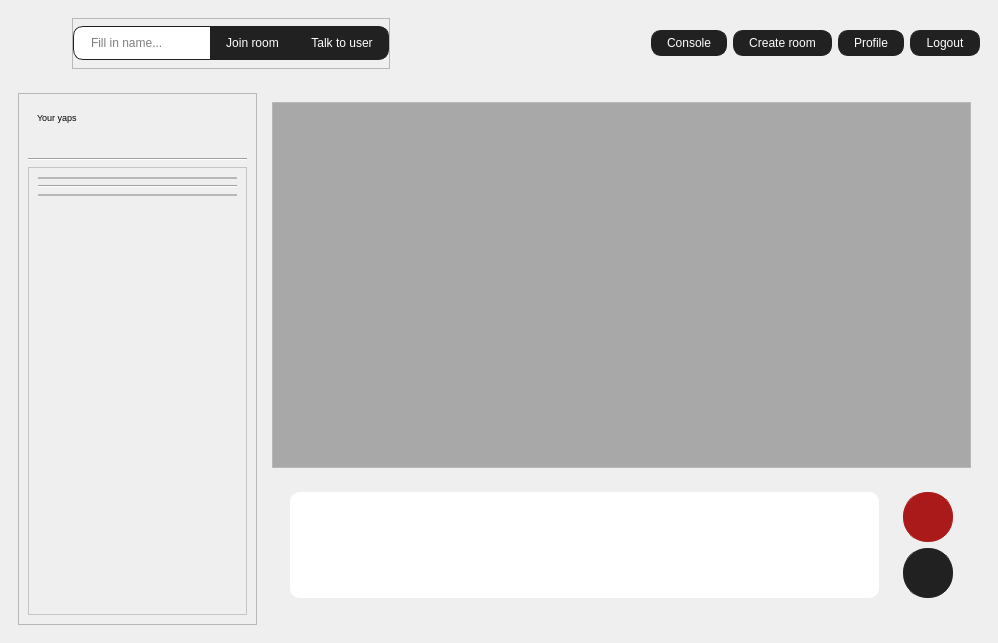
Above: PWChat/client/ui/mainwindow.ui from sarek167/PWChat before the change. Below: the same form after it.
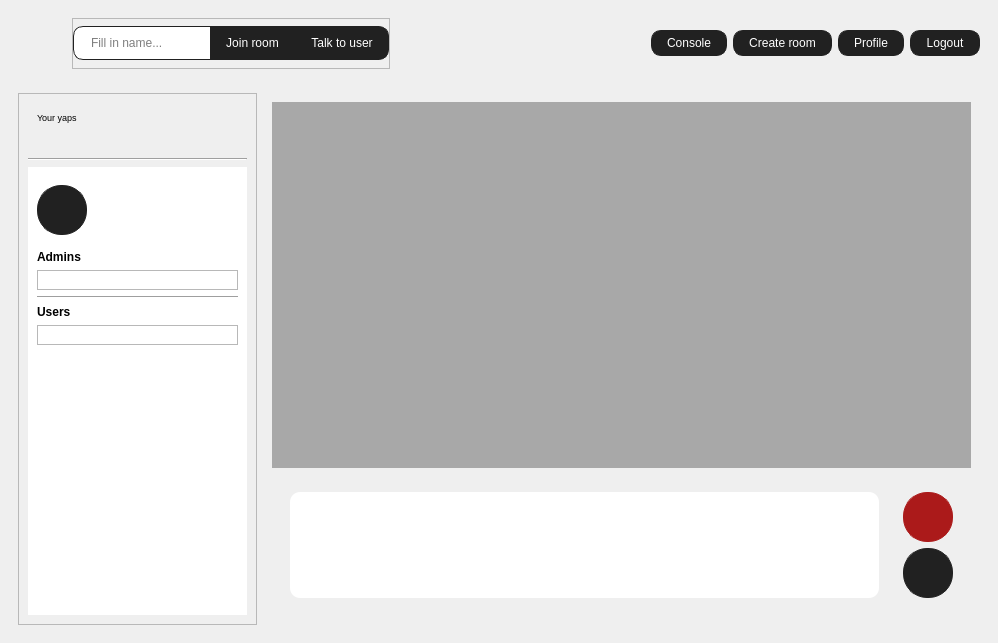
That is the form after the change. Icons and pictures are not drawn.

Commit message: ➕ added: user and admin displaying with server, db and gui integration

Diff of the .ui file:
```diff
--- a/PWChat/client/ui/mainwindow.ui
+++ b/PWChat/client/ui/mainwindow.ui
@@ -94,7 +94,20 @@
 
 }
 
-QPushButton.RoomCard {
+QPushButton#btnExit {
+	qproperty-icon: url(&quot;:/close-icon-white.svg&quot;);
+	icon-size: 24px;
+	height: 48px;
+	width: 48px;
+	padding: 0;
+	border-radius: 24px
+}
+
+QPushButton#btnExit:hover {
+	qproperty-icon: url(&quot;:/close-icon-black.svg&quot;);
+}
+
+QPushButton.RoomCard, QPushButton.UserCard {
 	min-height: 32px;
     background-color: white;
     color: black;
@@ -113,7 +126,7 @@
     color: white;
 }
 
-QPushButton.RoomCard[active=&quot;false&quot;] QLabel {
+QPushButton.RoomCard[active=&quot;false&quot;] QLabel, QPushButton.UserCard[active=&quot;false&quot;] QLabel {
     color: black;
 }</string>
   </property>
@@ -325,7 +338,32 @@
            </widget>
           </item>
           <item>
+           <widget class="QStackedWidget" name="stackedSideWidget">
+            <property name="currentIndex">
+             <number>1</number>
+            </property>
+            <widget class="QWidget" name="chatsList">
+             <layout class="QVBoxLayout" name="verticalLayout_7">
+              <property name="leftMargin">
+               <number>2</number>
+              </property>
+              <property name="topMargin">
+               <number>0</number>
+              </property>
+              <property name="rightMargin">
+               <number>0</number>
+              </property>
+              <property name="bottomMargin">
+               <number>0</number>
+              </property>
+              <item>
            <widget class="QScrollArea" name="sideScroll">
+                <property name="frameShape">
+                 <enum>QFrame::Shape::NoFrame</enum>
+                </property>
+                <property name="lineWidth">
+                 <number>0</number>
+                </property>
             <property name="widgetResizable">
              <bool>true</bool>
             </property>
@@ -337,11 +375,28 @@
               <rect>
                <x>0</x>
                <y>0</y>
-               <width>215</width>
-               <height>418</height>
-              </rect>
-             </property>
+                   <width>98</width>
+                   <height>30</height>
+                  </rect>
+                 </property>
+                 <property name="styleSheet">
+                  <string notr="true">QWidget#scrollAreaWidgetContents {
+	background-color: white;
+}</string>
+                 </property>
              <layout class="QVBoxLayout" name="verticalLayout_4">
+                  <property name="leftMargin">
+                   <number>0</number>
+                  </property>
+                  <property name="topMargin">
+                   <number>0</number>
+                  </property>
+                  <property name="rightMargin">
+                   <number>0</number>
+                  </property>
+                  <property name="bottomMargin">
+                   <number>0</number>
+                  </property>
               <item>
                <widget class="QFrame" name="peopleWidget">
                 <property name="frameShape">
@@ -416,12 +471,175 @@
           </item>
          </layout>
         </widget>
+            <widget class="QWidget" name="chatInfo">
+             <layout class="QVBoxLayout" name="verticalLayout_8">
+              <property name="leftMargin">
+               <number>0</number>
+              </property>
+              <property name="topMargin">
+               <number>0</number>
+              </property>
+              <property name="rightMargin">
+               <number>0</number>
+              </property>
+              <property name="bottomMargin">
+               <number>0</number>
+              </property>
+              <item>
+               <widget class="QScrollArea" name="chatInfoScroll">
+                <property name="frameShape">
+                 <enum>QFrame::Shape::NoFrame</enum>
+                </property>
+                <property name="frameShadow">
+                 <enum>QFrame::Shadow::Plain</enum>
+                </property>
+                <property name="lineWidth">
+                 <number>0</number>
+                </property>
+                <property name="widgetResizable">
+                 <bool>true</bool>
+                </property>
+                <widget class="QWidget" name="chatInfoScrollWidget">
+                 <property name="geometry">
+                  <rect>
+                   <x>0</x>
+                   <y>0</y>
+                   <width>215</width>
+                   <height>418</height>
+                  </rect>
+                 </property>
+                 <property name="styleSheet">
+                  <string notr="true">QWidget#chatInfoScrollWidget {
+	background-color: white;
+}</string>
+                 </property>
+                 <layout class="QVBoxLayout" name="verticalLayout_9">
+                  <item>
+                   <widget class="QWidget" name="btnExitButton" native="true">
+                    <property name="layoutDirection">
+                     <enum>Qt::LayoutDirection::LeftToRight</enum>
+                    </property>
+                    <layout class="QVBoxLayout" name="verticalLayout_12">
+                     <property name="leftMargin">
+                      <number>0</number>
+                     </property>
+                     <property name="rightMargin">
+                      <number>0</number>
+                     </property>
+                     <item>
+                      <widget class="QPushButton" name="btnExit">
+                       <property name="sizePolicy">
+                        <sizepolicy hsizetype="Fixed" vsizetype="Fixed">
+                         <horstretch>0</horstretch>
+                         <verstretch>0</verstretch>
+                        </sizepolicy>
+                       </property>
+                       <property name="styleSheet">
+                        <string notr="true">QPushButton {
+	color: white;
+}</string>
+                       </property>
+                       <property name="text">
+                        <string/>
+                       </property>
+                      </widget>
+                     </item>
+                    </layout>
+                   </widget>
+                  </item>
+                  <item>
+                   <widget class="QLabel" name="labelAdmins">
+                    <property name="font">
+                     <font>
+                      <bold>true</bold>
+                     </font>
+                    </property>
+                    <property name="text">
+                     <string>Admins</string>
+                    </property>
+                   </widget>
+                  </item>
+                  <item>
+                   <widget class="QFrame" name="adminsFrame">
+                    <property name="font">
+                     <font>
+                      <bold>true</bold>
+                     </font>
+                    </property>
+                    <property name="frameShape">
+                     <enum>QFrame::Shape::StyledPanel</enum>
+                    </property>
+                    <property name="frameShadow">
+                     <enum>QFrame::Shadow::Raised</enum>
+                    </property>
+                    <layout class="QVBoxLayout" name="verticalLayoutAdmins"/>
+                   </widget>
+                  </item>
+                  <item>
+                   <widget class="Line" name="line_3">
+                    <property name="orientation">
+                     <enum>Qt::Orientation::Horizontal</enum>
+                    </property>
+                   </widget>
+                  </item>
+                  <item>
+                   <widget class="QLabel" name="labelUsers">
+                    <property name="font">
+                     <font>
+                      <bold>true</bold>
+                     </font>
+                    </property>
+                    <property name="text">
+                     <string>Users</string>
+                    </property>
+                   </widget>
+                  </item>
+                  <item>
+                   <widget class="QFrame" name="usersFrame">
+                    <property name="frameShape">
+                     <enum>QFrame::Shape::StyledPanel</enum>
+                    </property>
+                    <property name="frameShadow">
+                     <enum>QFrame::Shadow::Raised</enum>
+                    </property>
+                    <layout class="QVBoxLayout" name="verticalLayoutUsers"/>
+                   </widget>
+                  </item>
+                  <item>
+                   <spacer name="verticalSpacer_2">
+                    <property name="orientation">
+                     <enum>Qt::Orientation::Vertical</enum>
+                    </property>
+                    <property name="sizeHint" stdset="0">
+                     <size>
+                      <width>20</width>
+                      <height>40</height>
+                     </size>
+                    </property>
+                   </spacer>
+                  </item>
+                 </layout>
+                </widget>
+               </widget>
+              </item>
+             </layout>
+            </widget>
+           </widget>
+          </item>
+         </layout>
+        </widget>
        </item>
        <item>
         <widget class="QWidget" name="chatMainWidget" native="true">
          <layout class="QVBoxLayout" name="verticalLayout_2" stretch="1,0">
           <item>
            <widget class="QScrollArea" name="chatScroll">
+            <property name="frameShape">
+             <enum>QFrame::Shape::NoFrame</enum>
+            </property>
+            <property name="lineWidth">
+             <number>0</number>
+            </property>
             <property name="widgetResizable">
              <bool>true</bool>
             </property>
@@ -433,8 +651,8 @@
               <rect>
                <x>0</x>
                <y>0</y>
-               <width>686</width>
-               <height>340</height>
+               <width>688</width>
+               <height>342</height>
               </rect>
              </property>
              <layout class="QVBoxLayout" name="verticalLayoutChat">
```
Lines whose indentation alone changed are shown as unchanged. The commit also changes 20 other files.
